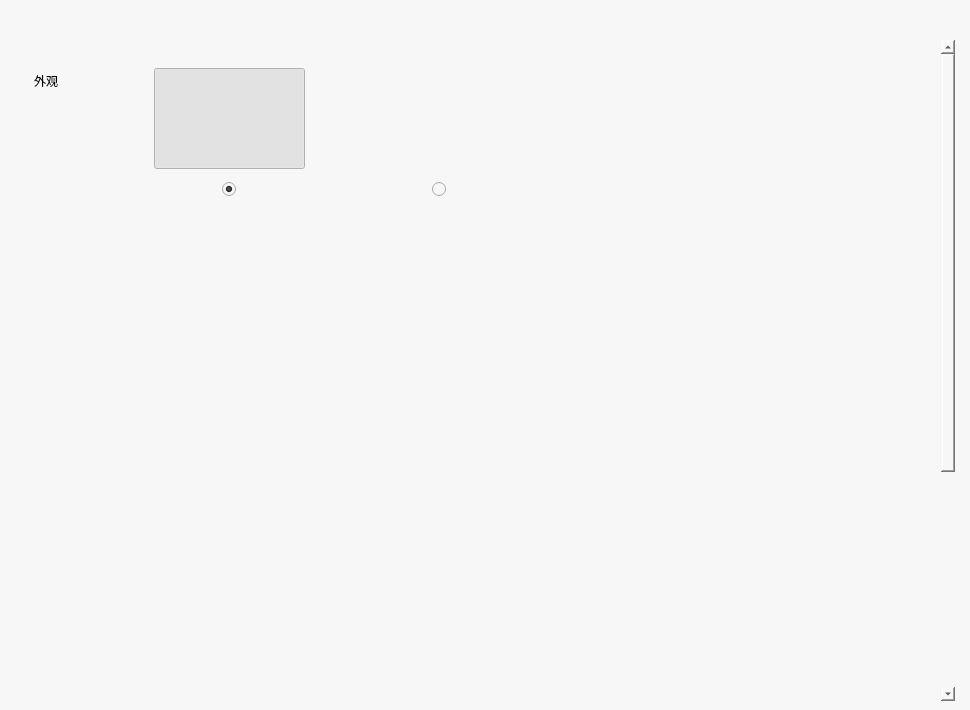
Qt form Forms/settingspagewidget.ui (elexenon/Cell) before a commit.
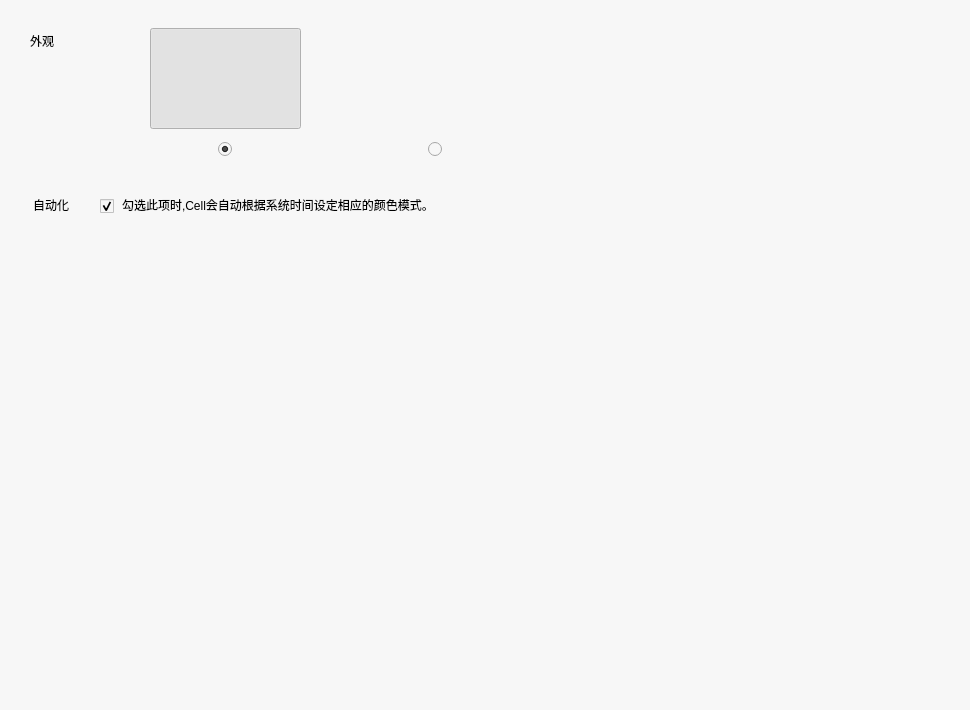
The same form after that commit. Icons and pictures are not drawn.

Commit message: More fluent color scheme switching.

Patch:
```diff
--- a/Forms/settingspagewidget.ui
+++ b/Forms/settingspagewidget.ui
@@ -16,80 +16,6 @@
   <property name="styleSheet">
    <string notr="true">background-color: rgb(247, 247, 247);</string>
   </property>
-  <widget class="QScrollArea" name="main_scrollArea">
-   <property name="geometry">
-    <rect>
-     <x>4</x>
-     <y>40</y>
-     <width>951</width>
-     <height>661</height>
-    </rect>
-   </property>
-   <property name="frameShape">
-    <enum>QFrame::NoFrame</enum>
-   </property>
-   <property name="frameShadow">
-    <enum>QFrame::Plain</enum>
-   </property>
-   <property name="horizontalScrollBarPolicy">
-    <enum>Qt::ScrollBarAlwaysOff</enum>
-   </property>
-   <property name="widgetResizable">
-    <bool>true</bool>
-   </property>
-   <widget class="QWidget" name="scrollAreaWidgetContents">
-    <property name="geometry">
-     <rect>
-      <x>0</x>
-      <y>0</y>
-      <width>951</width>
-      <height>1000</height>
-     </rect>
-    </property>
-    <property name="minimumSize">
-     <size>
-      <width>951</width>
-      <height>1000</height>
-     </size>
-    </property>
-    <widget class="QRadioButton" name="radioBtn_bright">
-     <property name="geometry">
-      <rect>
-       <x>218</x>
-       <y>140</y>
-       <width>16</width>
-       <height>19</height>
-      </rect>
-     </property>
-     <property name="text">
-      <string/>
-     </property>
-     <property name="checked">
-      <bool>true</bool>
-     </property>
-    </widget>
-    <widget class="QPushButton" name="Btn_dark">
-     <property name="geometry">
-      <rect>
-       <x>360</x>
-       <y>28</y>
-       <width>151</width>
-       <height>101</height>
-      </rect>
-     </property>
-     <property name="styleSheet">
-      <string notr="true">border-image: url(:/images/Share/images/ColorScheme_BrightMode_DarkBtn.png);</string>
-     </property>
-     <property name="text">
-      <string/>
-     </property>
-     <property name="checkable">
-      <bool>true</bool>
-     </property>
-     <property name="flat">
-      <bool>true</bool>
-     </property>
-    </widget>
     <widget class="QLabel" name="label_colorScheme">
      <property name="geometry">
       <rect>
@@ -128,6 +54,44 @@
       <bool>true</bool>
      </property>
     </widget>
+  <widget class="QPushButton" name="Btn_dark">
+   <property name="geometry">
+    <rect>
+     <x>360</x>
+     <y>28</y>
+     <width>151</width>
+     <height>101</height>
+    </rect>
+   </property>
+   <property name="styleSheet">
+    <string notr="true">border-image: url(:/images/Share/images/ColorScheme_BrightMode_DarkBtn.png);</string>
+   </property>
+   <property name="text">
+    <string/>
+   </property>
+   <property name="checkable">
+    <bool>true</bool>
+   </property>
+   <property name="flat">
+    <bool>true</bool>
+   </property>
+  </widget>
+  <widget class="QRadioButton" name="radioBtn_bright">
+   <property name="geometry">
+    <rect>
+     <x>218</x>
+     <y>140</y>
+     <width>16</width>
+     <height>19</height>
+    </rect>
+   </property>
+   <property name="text">
+    <string/>
+   </property>
+   <property name="checked">
+    <bool>true</bool>
+   </property>
+  </widget>
     <widget class="QRadioButton" name="radioBtn_dark">
      <property name="geometry">
       <rect>
@@ -141,7 +105,47 @@
       <string/>
      </property>
     </widget>
-   </widget>
+  <widget class="QLabel" name="label_auto">
+   <property name="geometry">
+    <rect>
+     <x>33</x>
+     <y>189</y>
+     <width>61</width>
+     <height>31</height>
+    </rect>
+   </property>
+   <property name="text">
+    <string>自动化</string>
+   </property>
+  </widget>
+  <widget class="QCheckBox" name="checkBox_auto">
+   <property name="geometry">
+    <rect>
+     <x>100</x>
+     <y>197</y>
+     <width>16</width>
+     <height>19</height>
+    </rect>
+   </property>
+   <property name="text">
+    <string/>
+   </property>
+   <property name="checked">
+    <bool>true</bool>
+   </property>
+  </widget>
+  <widget class="QLabel" name="label_auto_hint">
+   <property name="geometry">
+    <rect>
+     <x>122</x>
+     <y>197</y>
+     <width>401</width>
+     <height>16</height>
+    </rect>
+   </property>
+   <property name="text">
+    <string>勾选此项时,Cell会自动根据系统时间设定相应的颜色模式。</string>
+   </property>
   </widget>
  </widget>
  <resources/>
```
Lines whose indentation alone changed are shown as unchanged. The commit also changes 12 other files.
